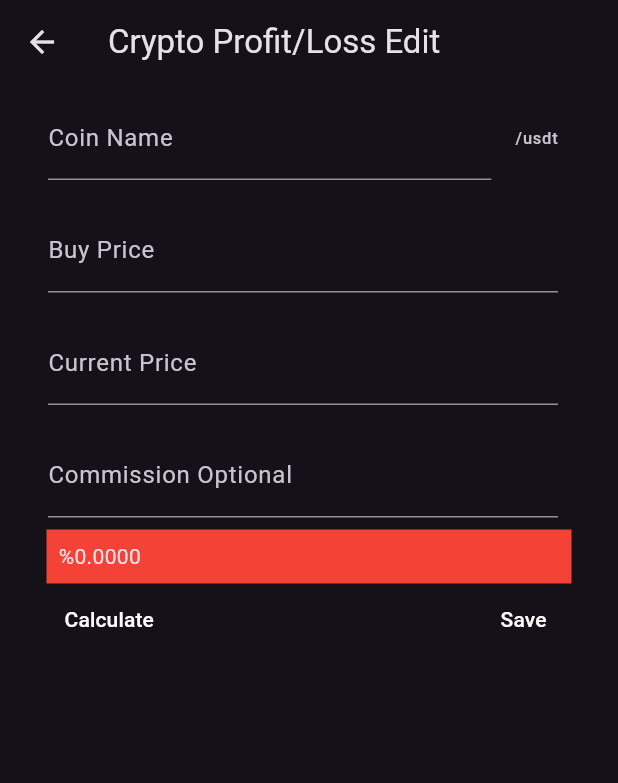
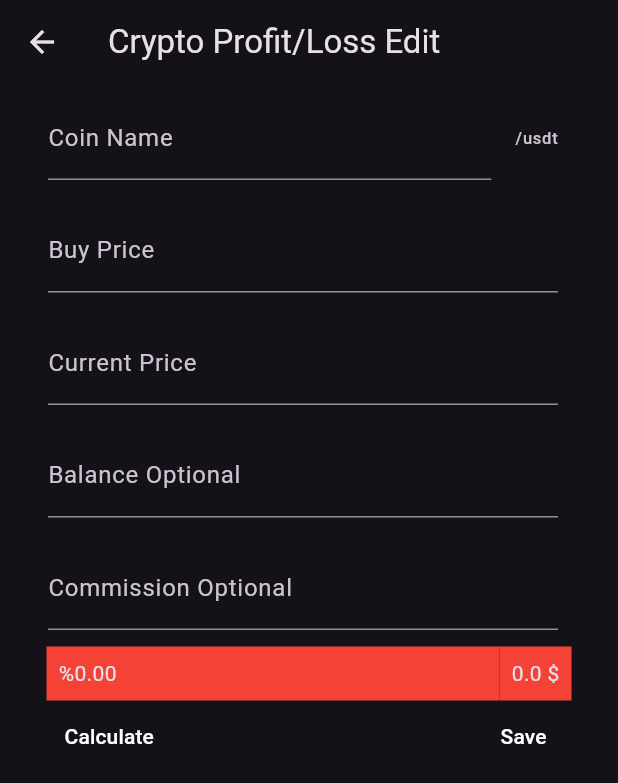
Before and after one commit to mehmetcannn0/crypto_profit_loss_calculator, a Flutter app: the TradeHistoryEdit screen opened directly with empty values, on a phone screen of 412 x 824 dp. Shown: the top 783 px of the screen. Run offline on Flutter 3.47's test engine with Material 3 defaults, Android fonts, the phone set to English and light mode, and no system bars; our stand-ins replace shared_preferences; accounts and stored records are empty.

Commit message:
ui klasorune tasındı

```diff
--- a/lib/trade_history_edit.dart
+++ b/lib/ui/trade_history_edit.dart
@@ -1,24 +1,22 @@
-import 'dart:convert';
+import 'package:crypto_profit_loss_calculator/model/pnl.dart';
+import 'package:flutter/material.dart';
+import '../services/database_helper.dart';
+import 'trade_history.dart';
 
-import 'package:crypto_profit_loss_calculator/trade_history.dart';
-import 'package:flutter/material.dart';
-import 'package:shared_preferences/shared_preferences.dart';
-
+// ignore: must_be_immutable
 class TradeHistoryEdit extends StatefulWidget {
-  // String coinSymbol;
-  // String coinCost;
-  // String currentPrice;
-  int currentIndex;
-  TradeHistoryEdit(
-      this.currentIndex, //, this.coinSymbol, this.coinCost, this.currentPrice,
-      {super.key});
+  int id;
+  TradeHistoryEdit(this.id, {super.key});
   @override
   State<TradeHistoryEdit> createState() => _TradeHistoryEditState();
 }
 
 class _TradeHistoryEditState extends State<TradeHistoryEdit> {
-  late SharedPreferences prefs;
-
+  DatabaseHelper databaseHelper = DatabaseHelper();
+  late CoinPnL coinPnL;
+  bool readed = false;
+  double currentPnL = 0; //%
+  double balancePnL = 0;
   @override
   void initState() {
     super.initState();
@@ -26,47 +24,43 @@ class _TradeHistoryEditState extends State<TradeHistoryEdit> {
   }
 
   _loadData() async {
-    prefs = await SharedPreferences.getInstance();
-    setState(() {
-      prefs.setString("commission", commissionController.text);
-      String tradeHistoryString = prefs.getString("tradeHistory") ?? '[]';
-      tradeHistory =
-          List<Map<String, dynamic>>.from(json.decode(tradeHistoryString));
-      coinNameController.text = tradeHistory[widget.currentIndex]["s"];
-      buyPriceController.text = tradeHistory[widget.currentIndex]["c"];
-      currentPriceController.text = tradeHistory[widget.currentIndex]["p"];
-    });
+    coinPnL = await databaseHelper.getCoinPnLbyId(widget.id);
+    coinNameController.text = coinPnL.coinName!;
+    buyPriceController.text = coinPnL.buyPrice!;
+    currentPriceController.text = coinPnL.currentPrice!;
+    commissionController.text = coinPnL.commission!;
+    balanceController.text = coinPnL.balance!;
+    currentPnL = double.parse(coinPnL.currentPnL!);
+    balancePnL = double.parse(coinPnL.balancePnL!);
+    readed = true;
   }
 
   _saveData() {
-    // Verileri kaydet
-    prefs.setString("commission", commissionController.text);
-    prefs.setString("tradeHistory", json.encode(tradeHistory));
-  }
-
-  @override
-  void dispose() {
-    _saveData(); // Verileri dispose olduğunda kaydet
-    super.dispose();
+    calculate(context);
+    databaseHelper.updateCoinPnL(CoinPnL.withID(
+        coinPnL.id,
+        coinNameController.text,
+        buyPriceController.text,
+        currentPriceController.text,
+        balanceController.text,
+        currentPnL.toStringAsFixed(2),
+        balancePnL.toStringAsFixed(2),
+        commissionController.text,
+        coinPnL.date));
   }
 
   TextEditingController coinNameController = TextEditingController();
   TextEditingController buyPriceController = TextEditingController();
   TextEditingController currentPriceController = TextEditingController();
   TextEditingController commissionController = TextEditingController();
-  List<Map<String, dynamic>> tradeHistory = [
-    // {"s": "btctry", "c": "123", "p": "45", "pnl": "0"},
-    // {"s": "btctry", "c": "123", "p": "45", "pnl": "-1"},
-    // {"s": "btctry", "c": "123", "p": "45", "pnl": "12"},
-    // {"s": "btctry", "c": "123", "p": "45", "pnl": "12"}
-  ];
-  double currentPnL = 0;
+  TextEditingController balanceController = TextEditingController();
+
   @override
   Widget build(BuildContext context) {
     return SafeArea(
       child: Scaffold(
         appBar: AppBar(
-          title: Text('Crypto Profit/Loss Edit'),
+          title: const Text('Crypto Profit/Loss Edit'),
         ),
         body: Padding(
           padding: const EdgeInsets.symmetric(horizontal: 16),
@@ -97,8 +91,15 @@ class _TradeHistoryEditState extends State<TradeHistoryEdit> {
                     controller: currentPriceController,
                     decoration: InputDecoration(labelText: 'Current Price'),
                     textInputAction: TextInputAction.next,
-                    onSubmitted: (value) => //submitfunc(context),
-                        calculate(context),
+                    keyboardType: TextInputType.number,
+                  ),
+                ),
+                SizedBox(height: 3),
+                ListTile(
+                  title: TextField(
+                    controller: balanceController,
+                    decoration: InputDecoration(labelText: 'Balance Optional'),
+                    textInputAction: TextInputAction.next,
                     keyboardType: TextInputType.number,
                   ),
                 ),
@@ -114,6 +115,7 @@ class _TradeHistoryEditState extends State<TradeHistoryEdit> {
                     keyboardType: TextInputType.number,
                   ),
                 ),
+                SizedBox(height: 3),
                 Padding(
                   padding: EdgeInsets.symmetric(horizontal: 15),
                   child: Column(
@@ -129,11 +131,17 @@ class _TradeHistoryEditState extends State<TradeHistoryEdit> {
                                 color:
                                     currentPnL <= 0 ? Colors.red : Colors.green,
                                 child:
-                                    Text("%" + currentPnL.toStringAsFixed(4))),
+                                    Text("%" + currentPnL.toStringAsFixed(2))),
                           ),
                           // SizedBox(
                           //   width: 9,
                           // ),
+                          Container(
+                              padding: EdgeInsets.all(8),
+                              color:
+                                  balancePnL <= 0 ? Colors.red : Colors.green,
+                              child:
+                                  Text(balancePnL.toStringAsFixed(1) + " \$")),
                         ],
                       ),
                       Row(
@@ -142,7 +150,6 @@ class _TradeHistoryEditState extends State<TradeHistoryEdit> {
                           TextButton(
                             onPressed: () {
                               calculate(context);
-                              _saveData();
                             },
                             child: Container(
                               // padding: EdgeInsets.all(12),
@@ -183,20 +190,6 @@ class _TradeHistoryEditState extends State<TradeHistoryEdit> {
     if (coinNameController.text.isNotEmpty &&
         buyPriceController.text.isNotEmpty &&
         currentPriceController.text.isNotEmpty) {
-      setState(() {
-        tradeHistory[widget.currentIndex]["s"] = coinNameController.text;
-        tradeHistory[widget.currentIndex]["c"] = buyPriceController.text;
-        tradeHistory[widget.currentIndex]["p"] = currentPriceController.text;
-        tradeHistory[widget.currentIndex]["pnl"] =
-            currentPnL.toStringAsFixed(4);
-
-        // .add({
-        //   "s": coinNameController.text,
-        //   "c": buyPriceController.text,
-        //   "p": currentPriceController.text,
-        //   "pnl": currentPnL.toStringAsFixed(3)
-        // });
-      });
       _saveData();
       Navigator.pop(context);
       Navigator.pop(context);
@@ -204,7 +197,7 @@ class _TradeHistoryEditState extends State<TradeHistoryEdit> {
         context,
         MaterialPageRoute(
           builder: (context) {
-            return TradeHistory();
+            return const TradeHistory();
           },
         ),
       );
@@ -224,6 +217,10 @@ class _TradeHistoryEditState extends State<TradeHistoryEdit> {
                     100) -
                 100) *
             (1 - ((double.parse(commissionController.text)) * 2));
+        if (balanceController.text.isEmpty) {
+          balanceController.text = "0";
+        }
+        balancePnL = double.parse(balanceController.text) * (currentPnL / 100);
       });
     }
   }
```
Also changed, not shown: lib/ui/trade_history.dart (renamed from lib/trade_history.dart, +37 -41 lines).
